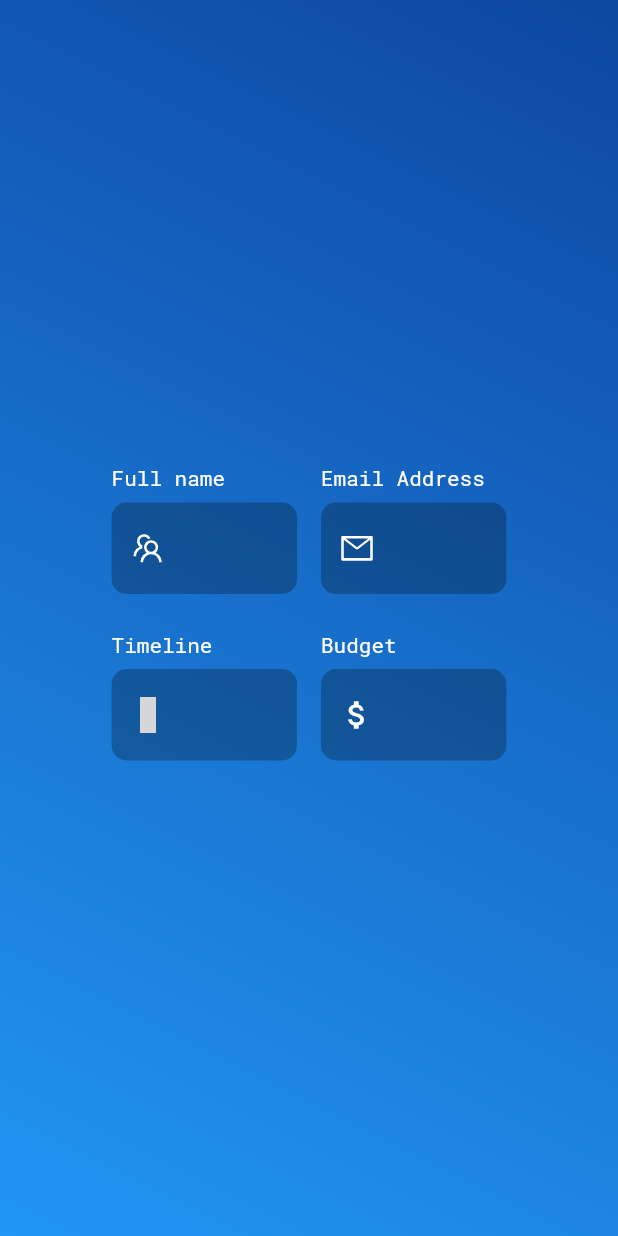
After one commit to iamc1oud/portfolio, a Flutter app: the ContactDesktop screen opened directly, on a phone screen of 412 x 824 dp. The commit adds this screen. Run offline on Flutter 3.47's test engine with Material 2 defaults, Android fonts, the light colour scheme and no system bars; our stand-ins replace animated_bottom_navigation_bar, animated_text_kit, carousel_slider, flutter_blurhash, flutter_icons, google_fonts and 1 more; missing offline and left inert: dart:js; network calls fail; statements that could not run were skipped; grey boxes are pictures that could not be loaded.

Commit message:
Added contact page

```diff
--- a/lib/main.dart
+++ b/lib/main.dart
@@ -2,6 +2,7 @@ import 'package:animated_bottom_navigation_bar/animated_bottom_navigation_bar.da
 import 'package:flutter/material.dart';
 import 'package:flutter_icons/flutter_icons.dart';
 import 'package:myapp/views/screen/about/export_about.dart';
+import 'package:myapp/views/screen/contact_me/contact_me.dart';
 import 'package:myapp/views/screen/projects/export_project.dart';
 import 'package:myapp/views/screen/skill/skill.dart';
 
@@ -40,7 +41,7 @@ class _HomePageState extends State<HomePage> {
         body: PageView(
           controller: _pageViewController,
           scrollDirection: Axis.horizontal,
-          children: [About(), Skill(), Project()],
+          children: [About(), Skill(), Project(), ContactMePage()],
         ),
         resizeToAvoidBottomPadding: false,
         bottomNavigationBar: AnimatedBottomNavigationBar(
--- a/lib/views/screen/about/style/color_theme.dart
+++ b/lib/views/screen/about/style/color_theme.dart
@@ -2,4 +2,5 @@ import 'package:flutter/material.dart';
 
 class ColorTheme {
   final Color blackColorAccent = Color(0xff2C2F33);
+  final Color iconTheme = Colors.black;
 }
--- /dev/null
+++ b/lib/views/screen/contact_me/contact_desktop.dart
@@ -0,0 +1,199 @@
+import 'package:flutter/material.dart';
+import 'package:flutter/services.dart';
+import 'package:myapp/views/screen/about/exports_about.dart';
+
+class ContactDesktop extends StatefulWidget {
+  @override
+  _ContactDesktopState createState() => _ContactDesktopState();
+}
+
+class _ContactDesktopState extends State<ContactDesktop> {
+  String dateRangeValue;
+
+  @override
+  Widget build(BuildContext context) {
+    Size size = MediaQuery.of(context).size;
+    return Scaffold(
+      body: Stack(
+        children: [
+          Container(
+            height: size.height,
+            width: size.width,
+            color: Colors.white,
+            child: CustomPaint(
+              painter: EdgePainter(),
+            ),
+          ),
+          Center(
+            child: Padding(
+              padding: const EdgeInsets.all(16.0),
+              child: Column(
+                mainAxisAlignment: MainAxisAlignment.center,
+                crossAxisAlignment: CrossAxisAlignment.center,
+                children: <Widget>[
+                  Row(mainAxisSize: MainAxisSize.min, children: [
+                    Padding(
+                      padding: const EdgeInsets.all(8.0),
+                      child: Column(
+                        crossAxisAlignment: CrossAxisAlignment.start,
+                        children: [
+                          Text("Full name", style: GoogleFonts.robotoMono(color: Colors.white)),
+                          Padding(
+                            padding: const EdgeInsets.only(top: 8.0, bottom: 8.0),
+                            child: SizedBox(
+                              width: size.width * 0.3,
+                              child: buildInputField(prefixIcon: AntDesign.team),
+                            ),
+                          ),
+                        ],
+                      ),
+                    ),
+                    Padding(
+                      padding: const EdgeInsets.all(8.0),
+                      child: Column(
+                        crossAxisAlignment: CrossAxisAlignment.start,
+                        children: [
+                          Text("Email Address", style: GoogleFonts.robotoMono(color: Colors.white)),
+                          Padding(
+                            padding: const EdgeInsets.only(top: 8.0, bottom: 8.0),
+                            child: SizedBox(
+                                width: size.width * 0.3,
+                                child:
+                                    buildInputField(prefixIcon: AntDesign.mail, inputType: TextInputType.emailAddress)),
+                          ),
+                        ],
+                      ),
+                    )
+                  ]),
+                  Row(mainAxisSize: MainAxisSize.min, children: [
+                    Padding(
+                      padding: const EdgeInsets.all(8.0),
+                      child: Column(
+                        crossAxisAlignment: CrossAxisAlignment.start,
+                        children: [
+                          Text("Timeline", style: GoogleFonts.robotoMono(color: Colors.white)),
+                          Padding(
+                            padding: const EdgeInsets.only(top: 8.0, bottom: 8.0),
+                            child: SizedBox(
+                              width: size.width * 0.3,
+                              child: buildInputField(
+                                  // Prevents the user from writing any text in Timeline field 👻
+                                  inputFormatter: [new FilteringTextInputFormatter.deny(RegExp("[a-zA-Z0-9]"))],
+                                  prefixIcon: FlutterIcons.timeline_text_outline_mco,
+                                  inputType: TextInputType.datetime,
+                                  isEnabled: true,
+                                  value: dateRangeValue,
+                                  callOnTap: () async {
+                                    DateTimeRange range = await showDateRangePicker(
+                                      context: context,
+                                      firstDate: DateTime.now(),
+                                      lastDate: DateTime(DateTime.now().year + 5),
+                                      initialDateRange: DateTimeRange(
+                                        end: DateTime(
+                                            DateTime.now().year, DateTime.now().month, DateTime.now().day + 13),
+                                        start: DateTime.now(),
+                                      ),
+                                    );
+                                    setState(() {
+                                      dateRangeValue = range.toString();
+                                    });
+                                  }),
+                            ),
+                          ),
+                        ],
+                      ),
+                    ),
+                    Padding(
+                      padding: const EdgeInsets.all(8.0),
+                      child: Column(
+                        crossAxisAlignment: CrossAxisAlignment.start,
+                        children: [
+                          Text("Budget",
+                              style: GoogleFonts.robotoMono(
+                                color: Colors.white,
+                              )),
+                          Padding(
+                            padding: const EdgeInsets.only(top: 8.0, bottom: 8.0),
+                            child: SizedBox(
+                                width: size.width * 0.3,
+                                child: buildInputField(inputFormatter: [
+                                  new FilteringTextInputFormatter(RegExp("[a-zA-Z]"), allow: false),
+                                ], prefixIcon: FlutterIcons.attach_money_mdi, inputType: TextInputType.number)),
+                          ),
+                        ],
+                      ),
+                    )
+                  ]),
+                  Row(
+                    mainAxisSize: MainAxisSize.min,
+                    children: [],
+                  )
+                ],
+              ),
+            ),
+          ),
+        ],
+      ),
+    );
+  }
+
+  Widget buildInputField(
+      {IconData prefixIcon,
+      TextInputType inputType = TextInputType.text,
+      bool isEnabled = true,
+      VoidCallback callOnTap,
+      List<FilteringTextInputFormatter> inputFormatter,
+      String value}) {
+    return TextFormField(
+        enabled: isEnabled,
+        keyboardType: inputType,
+        // Fix bug if user already writes some text
+        onTap: callOnTap,
+        inputFormatters: inputFormatter,
+        style: GoogleFonts.robotoMono(color: Colors.white),
+        decoration: InputDecoration(
+            hintText: value,
+            hintStyle: GoogleFonts.ubuntu(color: Colors.white),
+            prefixIcon: Icon(prefixIcon, color: Colors.white),
+            border: new OutlineInputBorder(
+              gapPadding: 25,
+              borderRadius: new BorderRadius.circular(10.0),
+              borderSide: BorderSide.none,
+            ),
+            fillColor: Colors.black26,
+            filled: true,
+            hoverColor: Colors.black38,
+            labelStyle: TextStyle(color: Colors.white)));
+  }
+}
+
+class EdgePainter extends CustomPainter {
+  @override
+  void paint(Canvas canvas, Size size) {
+    var rect = Offset.zero & size;
+
+    var paint = Paint();
+    paint.color = Colors.green[800];
+    paint.style = PaintingStyle.fill; // Change this to fill
+    paint.shader = LinearGradient(
+      begin: Alignment.topRight,
+      end: Alignment.bottomLeft,
+      colors: [
+        Colors.blue[900],
+        Colors.blue[500],
+      ],
+    ).createShader(rect);
+    var path = Path();
+    path.moveTo(0, 0);
+    path.lineTo(size.width, 0);
+    path.lineTo(size.width, size.height);
+    path.lineTo(0, size.height);
+
+    canvas.drawPath(path, paint);
+  }
+
+  @override
+  bool shouldRepaint(covariant CustomPainter oldDelegate) {
+    return true;
+  }
+}
--- a/lib/views/screen/projects/common_widgets.dart
+++ b/lib/views/screen/projects/common_widgets.dart
@@ -65,14 +65,12 @@ class ProjectCommonWidgets {
                       children: data
                           .map((e) => _deviceType == DeviceType.Dekstop
                               ? CustomProjectCard(
-                                  image: Image.network(e.projectBackgroundImage),
                                   appPreviews: e.screenShotLinks,
                                   description: e.projectDescription,
                                   gitHubLink: e.projectGitHubLink,
                                   technologiesUsed: ["Flutter", "Kotlin"],
                                   title: e.projectName)
                               : CustomProjectMobileCard(
-                                  image: Image.network(e.projectBackgroundImage),
                                   appPreviews: e.screenShotLinks,
                                   description: e.projectDescription,
                                   gitHubLink: e.projectGitHubLink,
```
Also changed, not shown: lib/views/screen/about/about_desktop.dart (+19 -7 lines), lib/views/screen/about/about_mobile.dart (+10 -4 lines), lib/views/screen/contact_me/contact_me.dart (added, +14 -0 lines), lib/views/screen/contact_me/contact_mobile.dart (added, +8 -0 lines).
